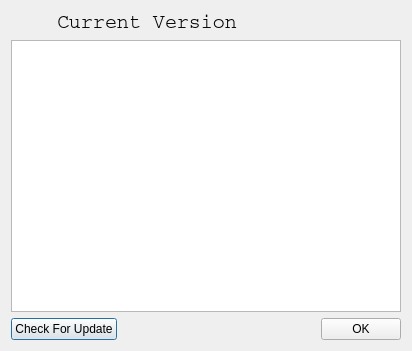
The window that BerEditor/about_dlg.ui (jykim74/BerEditor) describes before a commit, drawn with Qt 5.
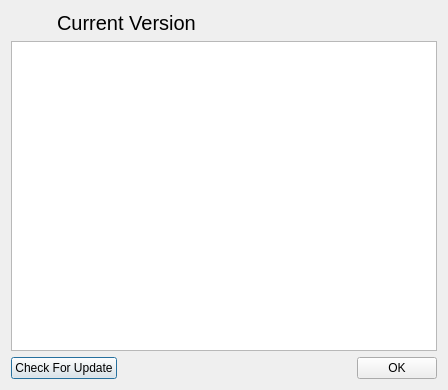
The same window after the commit. Icons and pictures are not drawn.

Commit message: MacOS 기본 폰트 Monaco 설정

The edit to the form file:
```diff
--- a/BerEditor/about_dlg.ui
+++ b/BerEditor/about_dlg.ui
@@ -6,8 +6,8 @@
    <rect>
     <x>0</x>
     <y>0</y>
-    <width>412</width>
-    <height>351</height>
+    <width>448</width>
+    <height>390</height>
    </rect>
   </property>
   <property name="windowTitle">
@@ -43,7 +43,6 @@
       <widget class="QLabel" name="mVersionLabel">
        <property name="font">
         <font>
-         <family>Courier</family>
          <pointsize>15</pointsize>
         </font>
        </property>
```
The commit also changes 2 other files.
